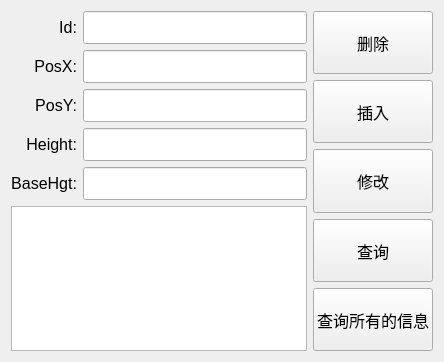
Before: the Qt Designer form Project/004-Sqlite/widget.ui in liukai-tech/Qt-Learning, drawn with Qt 5.
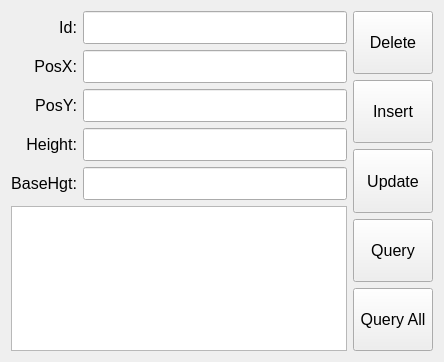
After: the same form once the commit is applied.

What changed in the file:
```diff
--- a/Project/004-Sqlite/widget.ui
+++ b/Project/004-Sqlite/widget.ui
@@ -166,7 +166,7 @@
           </font>
          </property>
          <property name="text">
-          <string>删除</string>
+          <string>Delete</string>
          </property>
         </widget>
        </item>
@@ -184,7 +184,7 @@
           </font>
          </property>
          <property name="text">
-          <string>插入</string>
+          <string>Insert</string>
          </property>
         </widget>
        </item>
@@ -202,7 +202,7 @@
           </font>
          </property>
          <property name="text">
-          <string>修改</string>
+          <string>Update</string>
          </property>
         </widget>
        </item>
@@ -220,7 +220,7 @@
           </font>
          </property>
          <property name="text">
-          <string>查询</string>
+          <string>Query</string>
          </property>
         </widget>
        </item>
@@ -238,7 +238,7 @@
           </font>
          </property>
          <property name="text">
-          <string>查询所有的信息</string>
+          <string>Query All</string>
          </property>
         </widget>
        </item>
```
